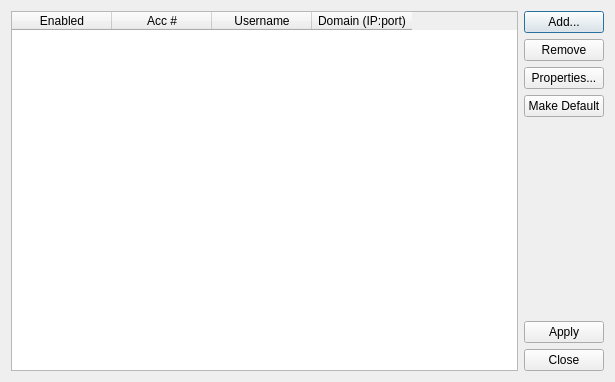
Before: the Qt Designer form sipaccountswindow.ui in kitech/kitphone, drawn with Qt 5.
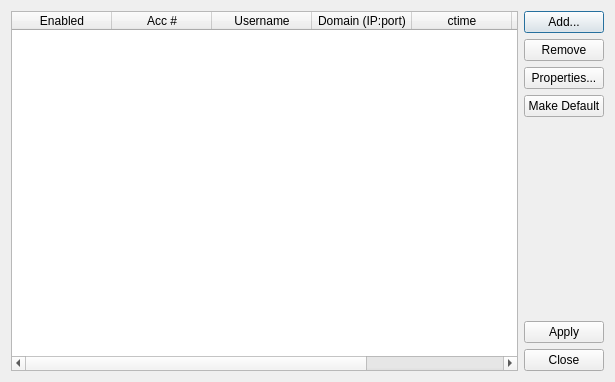
After: the same form once the commit is applied.

What changed in the file:
```diff
--- a/sipaccountswindow.ui
+++ b/sipaccountswindow.ui
@@ -45,6 +45,21 @@
        <string>Domain (IP:port)</string>
       </property>
      </column>
+     <column>
+      <property name="text">
+       <string>ctime</string>
+      </property>
+     </column>
+     <column>
+      <property name="text">
+       <string>mtime</string>
+      </property>
+     </column>
+     <column>
+      <property name="text">
+       <string>password</string>
+      </property>
+     </column>
     </widget>
    </item>
    <item>
```
